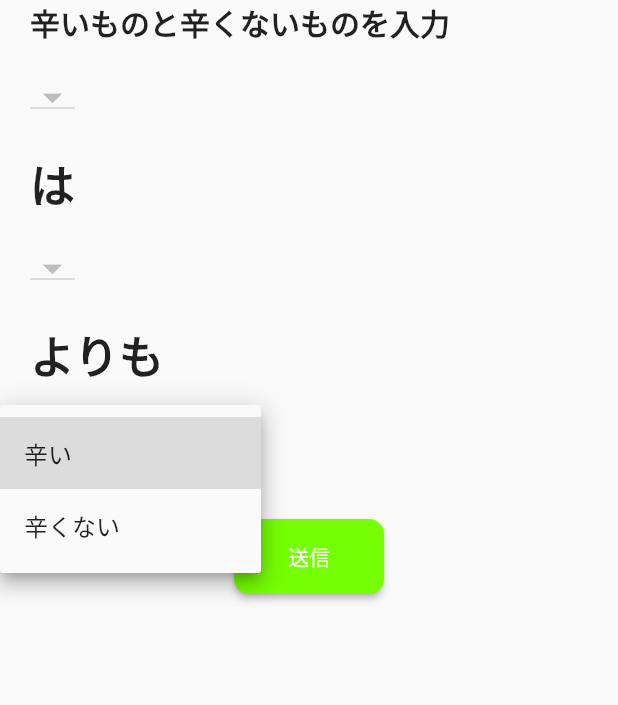
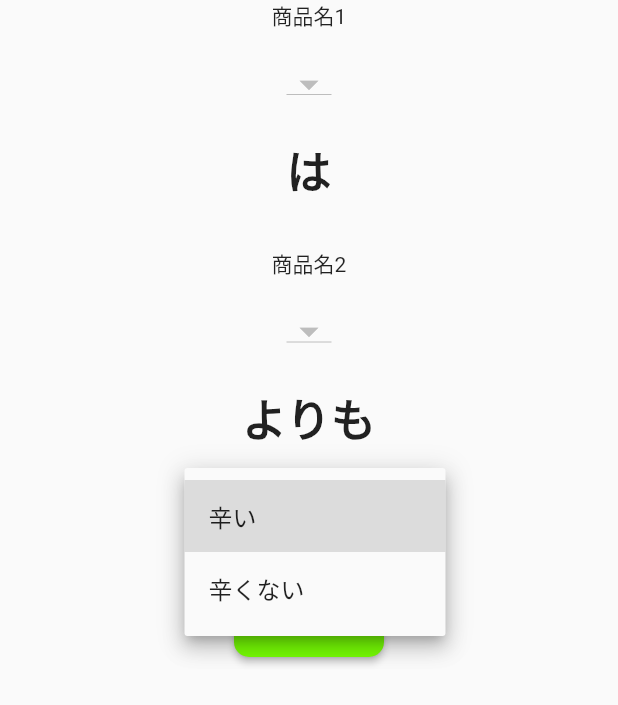
Before and after one commit to spicy-ranking/spicy-ranking, a Flutter app: the Input widget shown alone on an empty page, opened directly, after a tap on the "arrow drop down" icon, on a phone screen of 412 x 824 dp. Shown: the top 705 px of the screen. Run offline on Flutter 3.47's test engine with Material 2 defaults, Android fonts, the phone set to English and light mode, and no system bars; our stand-ins replace cloud_firestore, firebase_core; accounts and stored records are empty.

Commit message:
入力ページ途中

```diff
--- a/lib/view/input_page.dart
+++ b/lib/view/input_page.dart
@@ -59,15 +59,9 @@ class _InputState extends State<Input> {
   Widget build(BuildContext context) {
     return SingleChildScrollView(
       child: Column(
-        crossAxisAlignment: CrossAxisAlignment.start,
+        crossAxisAlignment: CrossAxisAlignment.center,
         children: [
-          const Padding(
-            padding: EdgeInsets.symmetric(horizontal: kDefaultPaddin),
-            child: Text(
-              "辛いものと辛くないものを入力",
-              style: TextStyle(fontWeight: FontWeight.bold, fontSize: 20),
-            ),
-          ),
+          const Text('商品名1'),
           DropdownButtonProductMenu1(
             onProductChanged: updateFirstProductName,
           ),
@@ -78,6 +72,8 @@ class _InputState extends State<Input> {
               style: TextStyle(fontWeight: FontWeight.bold, fontSize: 30),
             ),
           ),
+          const SizedBox(height: 30),
+          const Text('商品名2'),
           DropdownButtonProductMenu2(
             onProductChanged: updateSecondProductName,
           ),
```
